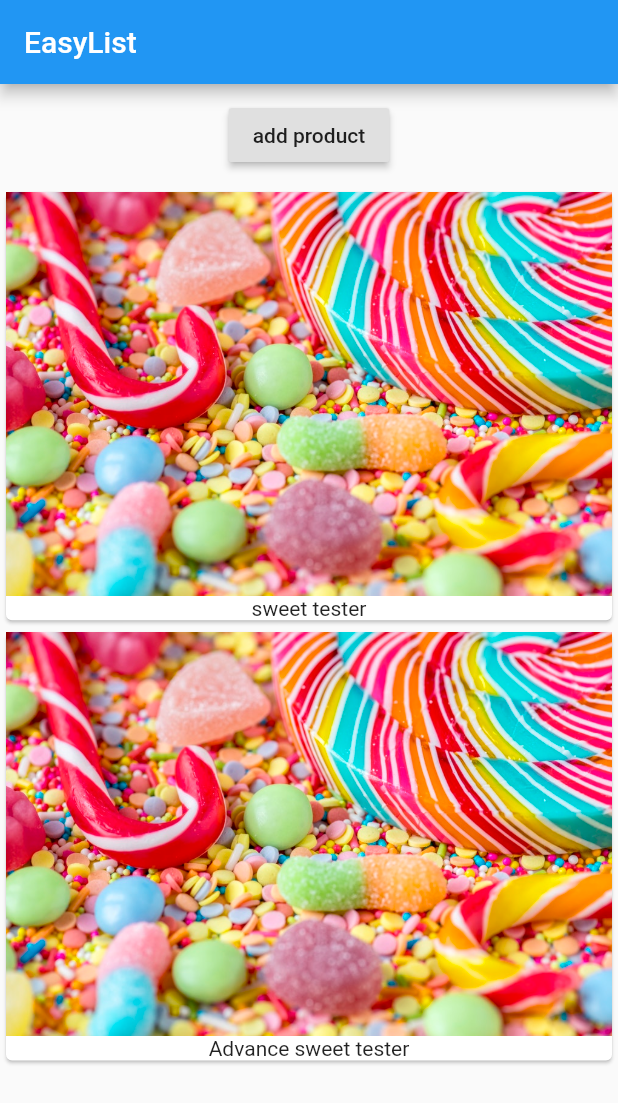
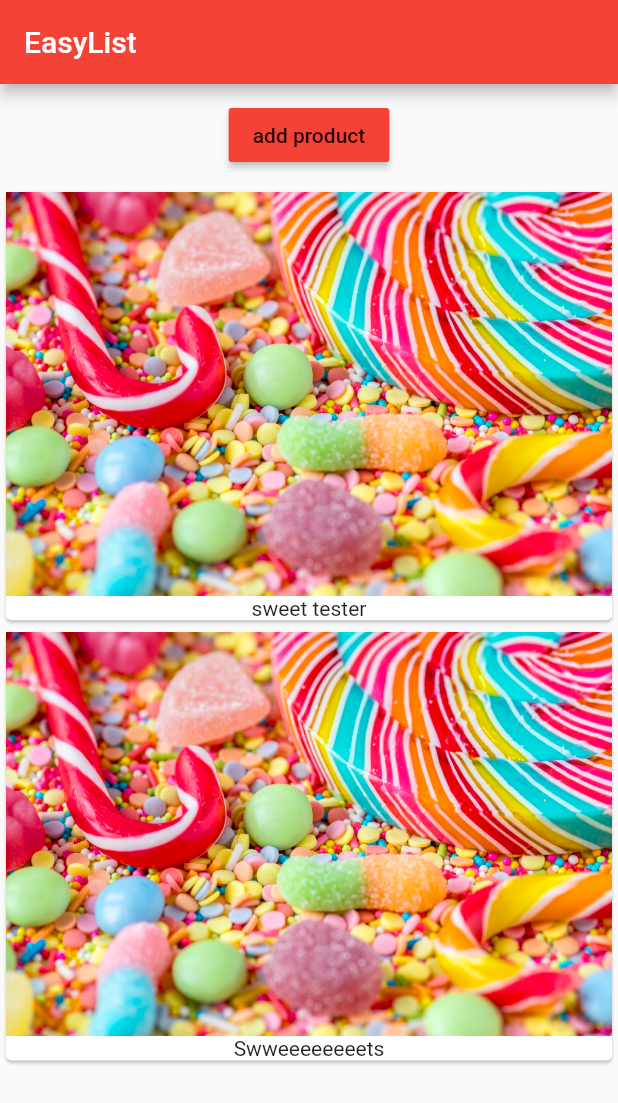
Before and after one commit to taioo/Take-a-question, a Flutter app: the screen it shows after launch, after a tap on "add product", on a phone screen of 412 x 824 dp. Shown: the top 1103 px of the screen. Run offline on Flutter 3.47's test engine with Material 2 defaults, Android fonts, the phone set to English and light mode, and no system bars.

```diff
--- a/lib/main.dart
+++ b/lib/main.dart
@@ -6,7 +6,13 @@ void main() => runApp(MyApp());
 class MyApp extends StatelessWidget {
   @override
   Widget build(BuildContext context) {
+    print('[Main] build()');
     return MaterialApp(
+      theme: ThemeData(
+        brightness: Brightness.light,
+        primarySwatch: Colors.red,
+        accentColor: Colors.cyan[600]
+      ),
       home: Scaffold(
         appBar: AppBar(
           title: Text('EasyList'),
--- /dev/null
+++ b/lib/product_controll.dart
@@ -0,0 +1,21 @@
+import 'package:flutter/material.dart';
+
+class ProductControll extends StatelessWidget{
+
+  final Function addProduct;
+
+  ProductControll(this.addProduct);
+
+
+  @override
+  Widget build(BuildContext context) {
+    return RaisedButton(
+            color: Theme.of(context).primaryColor,
+            onPressed: () {
+              addProduct('Swweeeeeeeets');
+            },
+            child: Text('add product'),
+          );
+  }
+
+}
--- a/lib/products.dart
+++ b/lib/products.dart
@@ -3,10 +3,13 @@ import 'package:flutter/material.dart';
 class Products extends StatelessWidget {
   final List<String> products;
 
-  Products(this.products);
+  Products(this.products) {
+    print('[Product Widget] Constructor');
+  }
 
   @override
   Widget build(BuildContext context) {
+    print('[Product Widget] build()');
     return Column(
       children: products
           .map((element) => Card(
--- a/lib/pruduct_manager.dart
+++ b/lib/pruduct_manager.dart
@@ -1,14 +1,18 @@
 import 'package:flutter/material.dart';
 
 import './products.dart';
+import './product_controll.dart';
 
 class ProductManeger extends StatefulWidget {
   final String startingProduct;
 
-  const ProductManeger(this.startingProduct);
+  ProductManeger(this.startingProduct) {
+    print('[Product_maneger  Widget] Constroctor');
+  }
 
   @override
   State<StatefulWidget> createState() {
+    print('[Product_maneger  Widget] createState()');
     return _ProductManegerState();
   }
 }
@@ -18,24 +22,31 @@ class _ProductManegerState extends State<ProductManeger> {
 
   @override
   void initState() {
+    print('[_ProductManegerState  State] initState()');
     _products.add(widget.startingProduct);
     super.initState();
   }
+
+  @override
+  void didUpdateWidget(ProductManeger oldWidget) {
+    print('[_ProductManegerState  State] didUpdateWidget()');
+    super.didUpdateWidget(oldWidget);
+  }
+
+  void _addProduct(String product) {
+    setState(() {
+      _products.add(product);
+    });
+  }
+
   @override
   Widget build(BuildContext context) {
+    print('[_ProductManegerState  State] build()');
     return Column(
       children: [
         Container(
           margin: EdgeInsets.all(10.0),
-          child: RaisedButton(
-            onPressed: () {
-              setState(() {
-                _products.add('Advance sweet tester');
-                print(_products);
-              });
-            },
-            child: Text('add product'),
-          ),
+          child: ProductControll(_addProduct)
         ),
         Products(_products)
       ],
```
Also changed, not shown: 1 other file.
